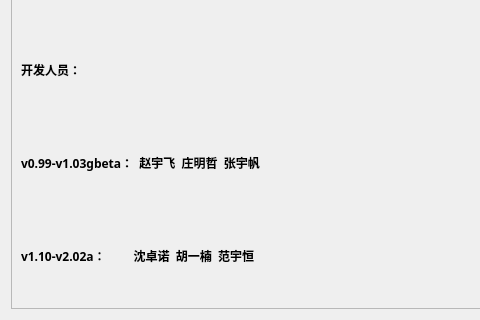
This is AboutDialog.ui in hackermmzz/new-aoe as Qt 5 draws it before an edit; both pictures show x 0 to 480 and y 180 to 500 of the 600 by 500 pixel window. The edited form follows.
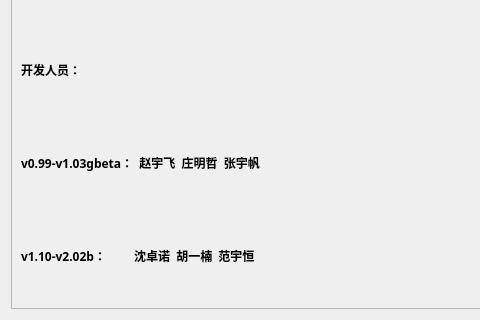
This is the edited form.

Patch:
```diff
--- a/AboutDialog.ui
+++ b/AboutDialog.ui
@@ -109,7 +109,7 @@
           </font>
          </property>
          <property name="text">
-          <string>v1.10-v2.02a：         沈卓诺  胡一楠  范宇恒</string>
+          <string>v1.10-v2.02b：         沈卓诺  胡一楠  范宇恒</string>
          </property>
         </widget>
        </item>
```
